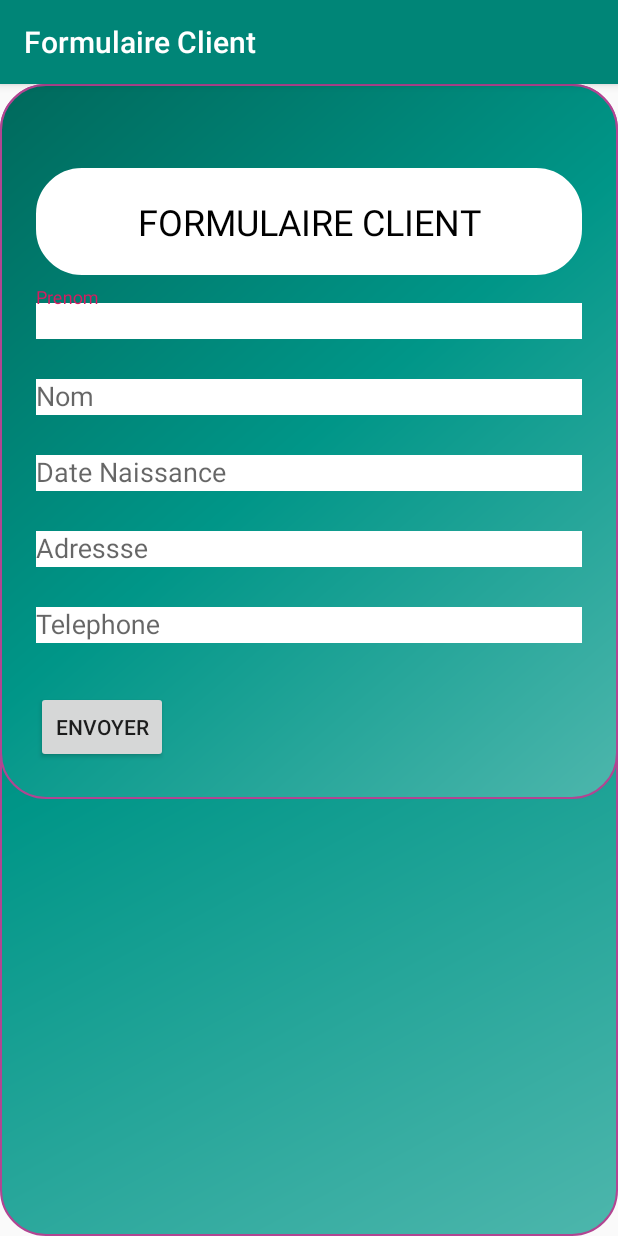
After one commit to seydouba95/Projet_Mobile, an Android app: the ClientActivity screen opened directly, with no data from a screen before it, on a phone screen of 412 x 824 dp. The commit adds this screen. Run offline under Robolectric (Android 15) with nearby library versions, the phone set to English and light mode, and no system bars; 1 statement that could not run was skipped.

Commit message:
creation formulaire client

```diff
--- a/app/src/main/AndroidManifest.xml
+++ b/app/src/main/AndroidManifest.xml
@@ -60,6 +60,7 @@
         <activity android:name=".Administration"></activity>
         <activity android:name=".Signup" />
         <activity android:name=".PageGardienActivity"/>
+        <activity android:name=".ClientActivity"/>
     </application>
 
 </manifest>
--- /dev/null
+++ b/app/src/main/java/com/example/projet_securite/ClientActivity.java
@@ -0,0 +1,18 @@
+package com.example.projet_securite;
+
+import android.os.Bundle;
+import android.support.v7.app.AppCompatActivity;
+import android.view.Window;
+
+public class ClientActivity extends AppCompatActivity {
+
+    @Override
+    protected void onCreate(Bundle savedInstanceState) {
+
+        super.onCreate(savedInstanceState);
+        this.requestWindowFeature(Window.FEATURE_NO_TITLE);
+        setContentView(R.layout.formulaire_client);
+        getSupportActionBar().setTitle("Formulaire Client");
+    }
+
+}
--- a/app/src/main/java/com/example/projet_securite/Deposer.java
+++ b/app/src/main/java/com/example/projet_securite/Deposer.java
@@ -57,6 +57,13 @@ public class Deposer extends AppCompatActivity {
             @Override
             public void onClick(View v) {
                   recruter();
+                  txt_nom.setText("");
+                  txt_prenom.setText("");
+                  txt_date.setText("");
+                  addresse1.setText("");
+                  txt_age.setText("");
+                  txt_taille.setText("");
+                  txt_poids.setText("");
             }
         });
     }
@@ -64,7 +71,8 @@ public class Deposer extends AppCompatActivity {
     private void recruter() {
 
 
-              String prenom = txt_prenom.getText().toString().trim();
+
+            String prenom = txt_prenom.getText().toString().trim();
             String nom = txt_nom.getText().toString().trim();
             String date = txt_date.getText().toString();
             String address = addresse1.getText().toString().trim();
@@ -86,5 +94,7 @@ public class Deposer extends AppCompatActivity {
             }else{
                 Toast.makeText(Deposer.this,"please entrer  les donnees ",Toast.LENGTH_LONG).show();
             }
+
+
         }
     }
--- a/app/src/main/java/com/example/projet_securite/PageGardienActivity.java
+++ b/app/src/main/java/com/example/projet_securite/PageGardienActivity.java
@@ -3,6 +3,8 @@ package com.example.projet_securite;
 import android.content.Intent;
 import android.support.v7.app.AppCompatActivity;
 import android.os.Bundle;
+import android.view.View;
+import android.widget.LinearLayout;
 import android.widget.TextView;
 
 public class PageGardienActivity extends AppCompatActivity {
@@ -14,6 +16,8 @@ public class PageGardienActivity extends AppCompatActivity {
     TextView textViewTaille;
     TextView textViewPoids;
     TextView textViewDate;
+    LinearLayout linearLayout;
+
 
 
 
@@ -52,6 +56,15 @@ public class PageGardienActivity extends AppCompatActivity {
         textViewDate = this.findViewById(R.id.textView_naiss_gardien);
         textViewDate.setText(date);
 
+        linearLayout = (LinearLayout)findViewById(R.id.linearlayout);
+
+        linearLayout.setOnClickListener(new View.OnClickListener() {
+            @Override
+            public void onClick(View v) {
+                Intent intent = new Intent(PageGardienActivity.this,ClientActivity.class);
+                startActivity(intent);
+            }
+        });
 
 
     }
--- a/app/src/main/res/layout/activity_page__gardien.xml
+++ b/app/src/main/res/layout/activity_page__gardien.xml
@@ -6,7 +6,9 @@
     android:layout_height="match_parent"
     tools:context=".PageGardienActivity" >
 
+
     <LinearLayout
+        android:id="@+id/linearlayout"
         android:layout_width="match_parent"
         android:layout_height="match_parent"
         android:orientation="vertical">
@@ -60,7 +62,7 @@
                 <LinearLayout
                     android:layout_width="match_parent"
                     android:layout_height="match_parent"
-                    android:orientation="horizontal" >
+                    android:orientation="horizontal">
 
                     <TextView
                         android:id="@+id/textView_id_gardien"
@@ -84,7 +86,7 @@
                     android:layout_width="280dp"
                     android:layout_height="match_parent"
                     android:layout_weight="1"
-                    android:orientation="horizontal" >
+                    android:orientation="horizontal">
 
                     <TextView
                         android:id="@+id/textView12"
@@ -102,7 +104,7 @@
                     android:layout_width="match_parent"
                     android:layout_height="match_parent"
                     android:layout_weight="1"
-                    android:orientation="horizontal" >
+                    android:orientation="horizontal">
 
                     <TextView
                         android:id="@+id/textView_adresse_gardien"
@@ -115,6 +117,7 @@
                         android:textStyle="bold|italic" />
                 </LinearLayout>
             </LinearLayout>
+
             <LinearLayout
                 android:layout_width="match_parent"
                 android:layout_height="507dp"
@@ -125,7 +128,7 @@
                     android:layout_width="280dp"
                     android:layout_height="match_parent"
                     android:layout_weight="1"
-                    android:orientation="horizontal" >
+                    android:orientation="horizontal">
 
                     <TextView
                         android:id="@+id/textView16"
@@ -143,7 +146,7 @@
                     android:layout_width="match_parent"
                     android:layout_height="match_parent"
                     android:layout_weight="1"
-                    android:orientation="horizontal" >
+                    android:orientation="horizontal">
 
                     <TextView
                         android:id="@+id/textView_tel_gardien"
@@ -156,6 +159,7 @@
                         android:textStyle="bold|italic" />
                 </LinearLayout>
             </LinearLayout>
+
             <LinearLayout
                 android:layout_width="match_parent"
                 android:layout_height="507dp"
@@ -166,7 +170,7 @@
                     android:layout_width="280dp"
                     android:layout_height="match_parent"
                     android:layout_weight="1"
-                    android:orientation="horizontal" >
+                    android:orientation="horizontal">
 
                     <TextView
                         android:id="@+id/textView18"
@@ -184,7 +188,7 @@
                     android:layout_width="match_parent"
                     android:layout_height="match_parent"
                     android:layout_weight="1"
-                    android:orientation="horizontal" >
+                    android:orientation="horizontal">
 
                     <TextView
                         android:id="@+id/textView_age_gardien"
@@ -197,6 +201,7 @@
                         android:textStyle="bold|italic" />
                 </LinearLayout>
             </LinearLayout>
+
             <LinearLayout
                 android:layout_width="match_parent"
                 android:layout_height="507dp"
@@ -207,7 +212,7 @@
                     android:layout_width="280dp"
                     android:layout_height="match_parent"
                     android:layout_weight="1"
-                    android:orientation="horizontal" >
+                    android:orientation="horizontal">
 
                     <TextView
                         android:id="@+id/textView20"
@@ -225,7 +230,7 @@
                     android:layout_width="match_parent"
                     android:layout_height="match_parent"
                     android:layout_weight="1"
-                    android:orientation="horizontal" >
+                    android:orientation="horizontal">
 
                     <TextView
                         android:id="@+id/textView_taille_gardien"
@@ -238,6 +243,7 @@
                         android:textStyle="bold|italic" />
                 </LinearLayout>
             </LinearLayout>
+
             <LinearLayout
                 android:layout_width="match_parent"
                 android:layout_height="507dp"
@@ -248,7 +254,7 @@
                     android:layout_width="280dp"
                     android:layout_height="match_parent"
                     android:layout_weight="1"
-                    android:orientation="horizontal" >
+                    android:orientation="horizontal">
 
                     <TextView
                         android:id="@+id/textView21"
@@ -266,7 +272,7 @@
                     android:layout_width="match_parent"
                     android:layout_height="match_parent"
                     android:layout_weight="1"
-                    android:orientation="horizontal" >
+                    android:orientation="horizontal">
 
                     <TextView
                         android:id="@+id/textView_poids_gardien"
@@ -279,6 +285,7 @@
                         android:textStyle="bold|italic" />
                 </LinearLayout>
             </LinearLayout>
+
             <LinearLayout
                 android:layout_width="match_parent"
                 android:layout_height="507dp"
@@ -289,7 +296,7 @@
                     android:layout_width="280dp"
                     android:layout_height="match_parent"
                     android:layout_weight="1"
-                    android:orientation="horizontal" >
+                    android:orientation="horizontal">
 
                     <TextView
                         android:id="@+id/textView22"
@@ -319,8 +326,13 @@
                         android:textSize="24sp"
                         android:textStyle="bold|italic" />
                 </LinearLayout>
+
             </LinearLayout>
 
+
         </LinearLayout>
+
     </LinearLayout>
+
+
 </android.support.design.widget.CoordinatorLayout>
--- a/app/src/main/res/layout/deposer.xml
+++ b/app/src/main/res/layout/deposer.xml
@@ -56,7 +56,8 @@
                 android:layout_height="24dp"
 
                 android:background="@android:color/white"
-                android:hint="Prenom" />
+                android:hint="Prenom"
+                android:inputType="text" />
         </android.support.design.widget.TextInputLayout>
 
         <!-- nom  label -->
@@ -73,7 +74,8 @@
                 android:layout_height="24dp"
 
                 android:background="@android:color/white"
-                android:hint="Nom" />
+                android:hint="Nom"
+                android:inputType="text" />
         </android.support.design.widget.TextInputLayout>
 
         <!-- date label -->
--- a/app/src/main/res/layout/formulaire_client.xml
+++ b/app/src/main/res/layout/formulaire_client.xml
@@ -1,6 +1,133 @@
-<?xml version="1.0" encoding="utf-8"?>
-<android.support.constraint.ConstraintLayout
-    xmlns:android="http://schemas.android.com/apk/res/android" android:layout_width="match_parent"
-    android:layout_height="match_parent">
+<ScrollView xmlns:android="http://schemas.android.com/apk/res/android"
+    android:layout_width="fill_parent"
+    android:layout_height="fill_parent"
+    xmlns:app="http://schemas.android.com/apk/res-auto"
+    android:background="@drawable/side_nav_bar"
+    android:fitsSystemWindows="true">
 
-</android.support.constraint.ConstraintLayout>
+    <LinearLayout
+        android:layout_width="match_parent"
+        android:layout_height="wrap_content"
+        android:background="@drawable/side_nav_bar"
+        android:orientation="vertical"
+        android:paddingLeft="24dp"
+        android:paddingTop="56dp"
+        android:paddingRight="24dp">
+
+
+        <TextView
+            android:id="@+id/textView2"
+            android:layout_width="match_parent"
+            android:layout_height="71dp"
+            android:background="@drawable/button"
+            android:backgroundTint="@android:color/white"
+            android:gravity="center"
+            android:text="FORMULAIRE CLIENT"
+            android:textColor="@android:color/black"
+            android:textSize="24sp" />
+
+       <!-- prenom client -->
+
+        <android.support.design.widget.TextInputLayout
+            android:layout_width="match_parent"
+            android:layout_height="wrap_content"
+            android:layout_marginTop="8dp"
+            android:layout_marginBottom="8dp">
+
+            <EditText
+                android:layout_width="match_parent"
+                android:layout_height="24dp"
+
+                android:background="@android:color/white"
+                android:hint="Prenom"
+                android:id="@+id/txt_client_prenom"
+                android:inputType="text" />
+        </android.support.design.widget.TextInputLayout>
+
+        <!-- nom client label -->
+
+        <android.support.design.widget.TextInputLayout
+            android:layout_width="match_parent"
+            android:layout_height="wrap_content"
+            android:layout_marginTop="8dp"
+            android:layout_marginBottom="8dp">
+
+            <EditText
+                android:id="@+id/txt_client_nom"
+                android:layout_width="match_parent"
+                android:layout_height="24dp"
+
+                android:background="@android:color/white"
+                android:hint="Nom"
+                android:inputType="text" />
+        </android.support.design.widget.TextInputLayout>
+
+
+        <!-- date de naissance client -->
+        <android.support.design.widget.TextInputLayout
+            android:layout_width="match_parent"
+            android:layout_height="wrap_content"
+            android:layout_marginTop="8dp"
+            android:layout_marginBottom="8dp">
+
+            <EditText
+                android:id="@+id/txt_client_date"
+                android:layout_width="match_parent"
+                android:layout_height="24dp"
+
+                android:background="@android:color/white"
+                android:hint="Date Naissance"
+                android:inputType="date" />
+        </android.support.design.widget.TextInputLayout>
+
+
+        <!-- adresse client label -->
+
+        <android.support.design.widget.TextInputLayout
+            android:layout_width="match_parent"
+            android:layout_height="wrap_content"
+            android:layout_marginTop="8dp"
+            android:layout_marginBottom="8dp">
+
+            <EditText
+                android:id="@+id/txt_client_address"
+                android:layout_width="match_parent"
+                android:layout_height="24dp"
+                android:background="@android:color/white"
+
+                android:hint="Adressse" />
+        </android.support.design.widget.TextInputLayout>
+
+
+        <!-- telephone agence   label -->
+
+        <android.support.design.widget.TextInputLayout
+            android:layout_width="match_parent"
+            android:layout_height="wrap_content"
+            android:layout_marginTop="8dp"
+            android:layout_marginBottom="8dp">
+
+            <EditText
+                android:id="@+id/txt_client_tel"
+                android:layout_width="match_parent"
+                android:layout_height="24dp"
+                android:background="@android:color/white"
+
+                android:hint="Telephone"
+                android:inputType="number|phone" />
+        </android.support.design.widget.TextInputLayout>
+
+
+        <!-- bouton envoie -->
+        <android.support.v7.widget.AppCompatButton
+            android:id="@+id/btn_envoi_client"
+            android:layout_width="wrap_content"
+            android:layout_height="wrap_content"
+            android:layout_marginTop="24dp"
+            android:layout_marginBottom="24dp"
+            android:onClick="insert"
+            android:padding="12dp"
+            android:text="Envoyer" />
+
+    </LinearLayout>
+</ScrollView>
```
Also changed, not shown: 1 other file.
